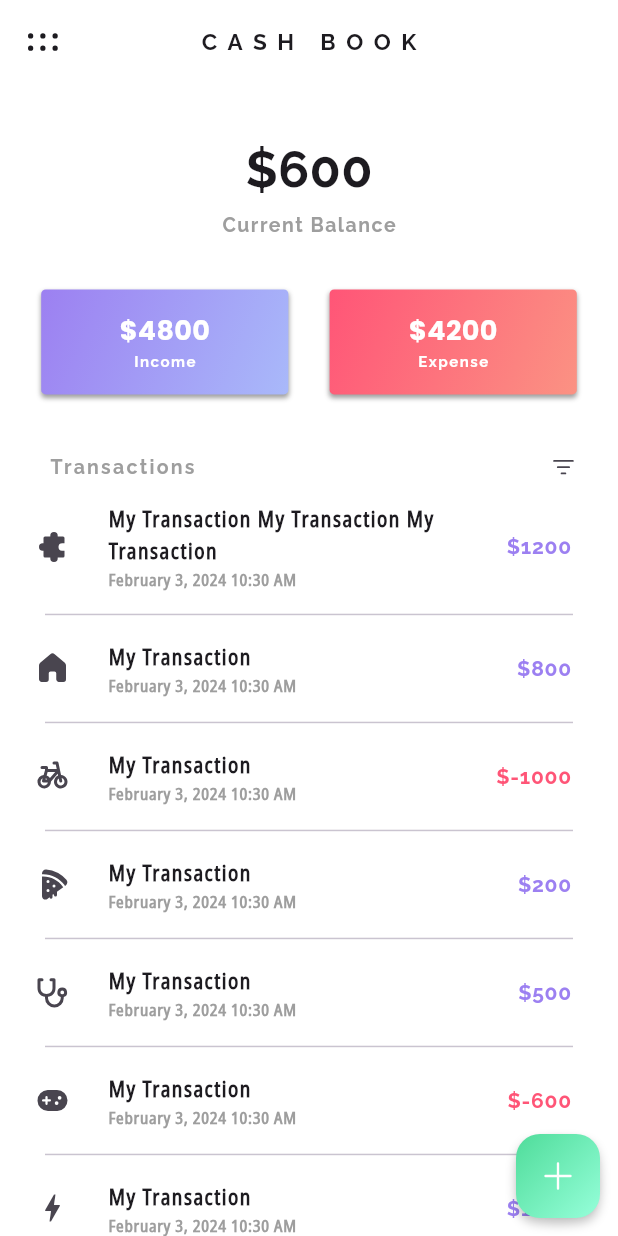
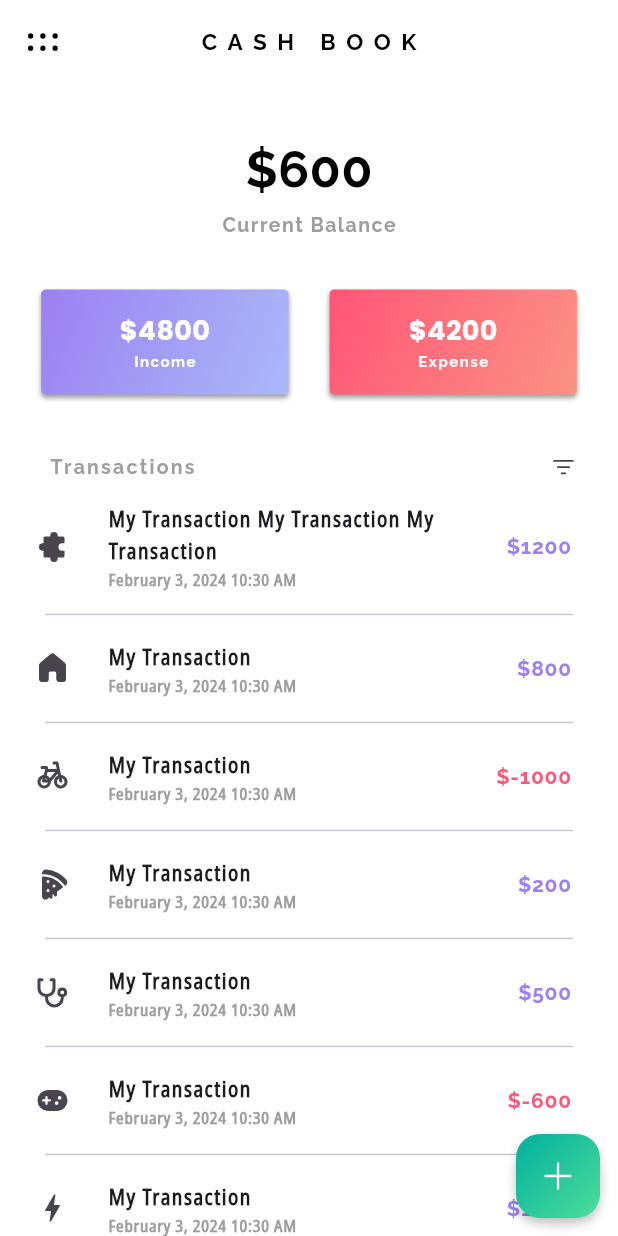
Before and after one commit to itsAliTahir/Expense-Tracker, a Flutter app: the screen it shows after launch, on a phone screen of 412 x 824 dp. Run offline on Flutter 3.47's test engine with Material 3 defaults, Android fonts, the phone set to English and light mode, and no system bars; drawn by our look-alikes of animated_flip_counter, delayed_display, flutter_bounceable; our stand-ins replace fl_chart, fluentui_system_icons.

Commit message:
making title

```diff
--- a/lib/provider/themes_data.dart
+++ b/lib/provider/themes_data.dart
@@ -22,6 +22,8 @@ Color expenseLight = const Color.fromARGB(255, 251, 146, 131);
 Color selectDark = const Color.fromARGB(255, 79, 220, 154);
 Color selectLight = const Color.fromARGB(255, 150, 255, 218);
 Color selectLight2 = const Color.fromARGB(255, 219, 255, 242);
+Color floatingActionColor1 = const Color.fromARGB(255, 0, 176, 158);
+Color floatingActionColor2 = const Color.fromARGB(255, 79, 220, 154);
 
 // Fonts
 const String font1 = "Raleway";
--- a/lib/screens/home_screen/current_balance.dart
+++ b/lib/screens/home_screen/current_balance.dart
@@ -34,9 +34,10 @@ class _MyCurrentBalanceState extends State<MyCurrentBalance> {
               AnimatedFlipCounter(
                 value: CurrentBalance(),
                 prefix: "\$",
-                textStyle: const TextStyle(
+                textStyle: TextStyle(
                     fontFamily: font1,
                     fontSize: 34,
+                    color: Colors.black,
                     fontWeight: FontWeight.bold),
               ),
               const SizedBox(
--- a/lib/screens/home_screen/floatingactionbutton.dart
+++ b/lib/screens/home_screen/floatingactionbutton.dart
@@ -27,8 +27,8 @@ class MyFloatingActionButton extends StatelessWidget {
         decoration: BoxDecoration(
             borderRadius: BorderRadius.circular(16),
             gradient: LinearGradient(colors: [
-              selectDark,
-              selectLight,
+              floatingActionColor1,
+              floatingActionColor2,
             ], begin: Alignment.topLeft, end: Alignment.bottomRight)),
         child: const Icon(
           FluentIcons.add_32_regular,
--- a/lib/screens/home_screen/home_screen_body.dart
+++ b/lib/screens/home_screen/home_screen_body.dart
@@ -23,10 +23,11 @@ class _MyHomeScreenBodyState extends State<MyHomeScreenBody> {
 
   @override
   Widget build(BuildContext context) {
+    double screenHeight = MediaQuery.of(context).size.height;
     return Scaffold(
       key: _scaffoldKey,
       appBar: PreferredSize(
-          preferredSize: const Size.fromHeight(56),
+          preferredSize: Size.fromHeight(56),
           child: MyAppBar(OpenDrawer, "CASH BOOK")),
       drawer: const Drawer(),
       body: const Column(children: [
--- a/lib/screens/income_expense_detail_screen/income_expense_detail_screen_body.dart
+++ b/lib/screens/income_expense_detail_screen/income_expense_detail_screen_body.dart
@@ -38,12 +38,18 @@ class _MyIncomeExpenseDetailScreenBodyState
               child: args[0] as Widget,
             ),
             SizedBox(height: screenHeight * 0.05),
+            Row(
+              mainAxisAlignment: MainAxisAlignment.spaceBetween,
+              children: [
                 Container(
                   margin: EdgeInsets.only(top: screenHeight * 0.008, left: 30),
                   child: CustomTitle(
                     title: "${args[1] as String} Report",
                     transition: true,
                   ),
+                ),
+                Icon(Icons.line_axis),
+              ],
             ),
             MyIncomeExpenseGraph(args),
             MyIETransactionsList(screen: args[1] as String),
--- a/lib/widgets/appbar.dart
+++ b/lib/widgets/appbar.dart
@@ -1,5 +1,6 @@
 // ignore_for_file: prefer_typing_uninitialized_variables, must_be_immutable
 
+import 'package:cash_book_expense_tracker/screens/home_screen/current_balance.dart';
 import 'package:fluentui_system_icons/fluentui_system_icons.dart';
 import 'package:flutter/material.dart';
 
@@ -22,6 +23,7 @@ class MyAppBar extends StatelessWidget {
               ? Icons.arrow_back_ios_new
               : FluentIcons.re_order_dots_horizontal_24_regular,
           size: routeName == '/incomeexpensedetailscreenbody' ? 22 : 28,
+          color: Colors.black,
         ),
         onPressed: () {
           openDrawer();
@@ -30,11 +32,11 @@ class MyAppBar extends StatelessWidget {
       title: Text(
         title,
         style: const TextStyle(
-          fontFamily: font1,
-          fontWeight: FontWeight.bold,
-          fontSize: 15,
-          letterSpacing: 7,
-        ),
+            fontFamily: font1,
+            fontWeight: FontWeight.bold,
+            fontSize: 15,
+            letterSpacing: 7,
+            color: Colors.black),
       ),
       centerTitle: true,
     );
```
Lines whose indentation alone changed are shown as unchanged.
